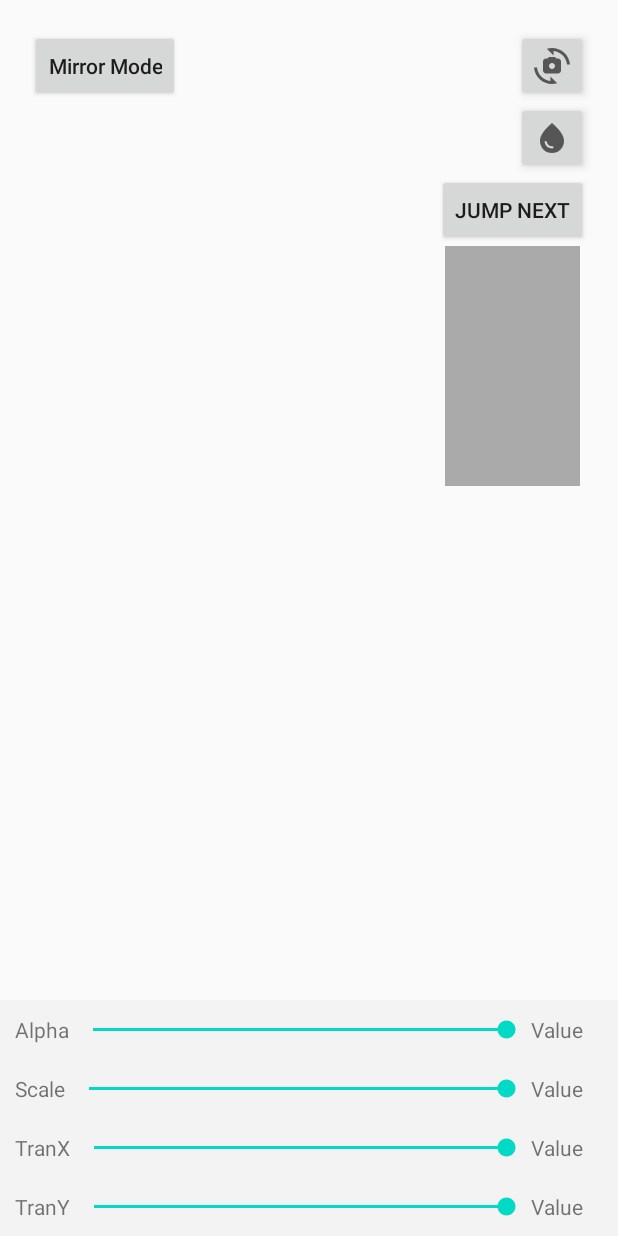
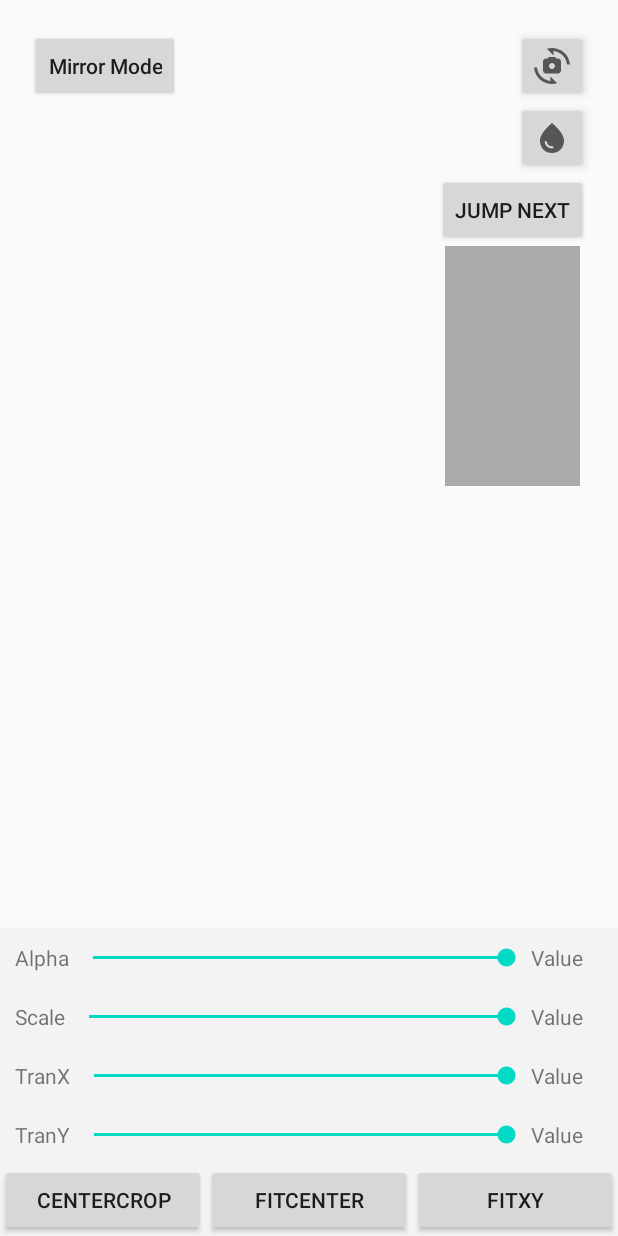
Before and after one commit to AgoraIO-Community/MediaIO-Camera, an Android app: the layout activity_main.xml on its own in the app's theme, with its tools: preview values and no code run, on a phone screen of 412 x 824 dp. Run offline under Robolectric (Android 15) with nearby library versions, the phone set to English and light mode, and no system bars.

Commit message:
[Android]fix video frame rotation bug and etc.

```diff
--- a/Android/app/src/main/res/layout/activity_main.xml
+++ b/Android/app/src/main/res/layout/activity_main.xml
@@ -195,6 +195,35 @@
 
         </LinearLayout>
 
+        <LinearLayout
+            android:layout_width="match_parent"
+            android:layout_height="wrap_content"
+            android:orientation="horizontal">
+
+            <Button
+                android:id="@+id/btn_center_crop"
+                android:layout_width="0dp"
+                android:layout_weight="1"
+                android:layout_height="wrap_content"
+                android:text="CenterCrop"/>
+
+            <Button
+                android:id="@+id/btn_fit_center"
+                android:layout_width="0dp"
+                android:layout_weight="1"
+                android:layout_height="wrap_content"
+                android:text="FitCenter"/>
+
+            <Button
+                android:id="@+id/btn_fit_xy"
+                android:layout_width="0dp"
+                android:layout_weight="1"
+                android:layout_height="wrap_content"
+                android:text="FitXY"/>
+
+
+        </LinearLayout>
+
     </LinearLayout>
 
 </RelativeLayout>
--- a/Android/framework/src/main/java/io/agora/capture/framework/modules/channels/VideoChannel.java
+++ b/Android/framework/src/main/java/io/agora/capture/framework/modules/channels/VideoChannel.java
@@ -98,8 +98,8 @@ public class VideoChannel extends HandlerThread {
     }
 
     private void initRotateProcessor() {
-//        mRotateProcessor = new RotateProcessor();
-//        mRotateProcessor.init(mContext);
+        mRotateProcessor = new RotateProcessor();
+        mRotateProcessor.init(mContext);
     }
 
     private void initWatermarkProcessor() {
```
Also changed, not shown: Android/app/src/main/java/io/agora/videocapture/MainActivity.java (+32 -21 lines), Android/framework/src/main/java/io/agora/capture/video/camera/VideoCaptureCamera.java (+4 -8 lines).
